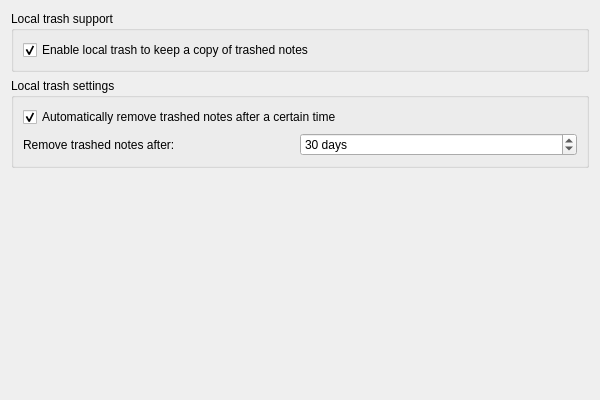
First picture: the form in src/widgets/settings/localtrashsettingswidget.ui, repository dwongdev/QOwnNotes, before the edit.
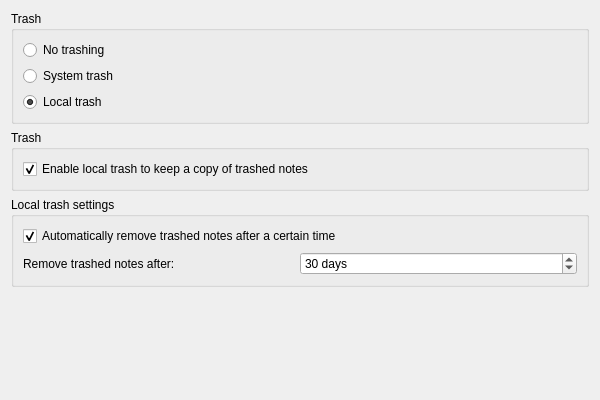
Second picture: the form after the edit.

Commit message: #3573 trash: add selectable trash modes on Qt 5.15+

What changed in the file:
```diff
--- a/src/widgets/settings/localtrashsettingswidget.ui
+++ b/src/widgets/settings/localtrashsettingswidget.ui
@@ -12,6 +12,25 @@
   </property>
   <layout class="QGridLayout" name="gridLayout_64">
    <item row="1" column="0">
+     <widget class="QGroupBox" name="legacyTrashSupportGroupBox">
+      <property name="title">
+       <string>Trash</string>
+      </property>
+      <layout class="QGridLayout" name="gridLayout_65">
+       <item row="0" column="0">
+        <widget class="QCheckBox" name="localTrashEnabledCheckBox">
+         <property name="text">
+          <string>Enable local trash to keep a copy of trashed notes</string>
+         </property>
+         <property name="checked">
+          <bool>true</bool>
+         </property>
+        </widget>
+       </item>
+      </layout>
+     </widget>
+    </item>
+    <item row="2" column="0">
     <widget class="QGroupBox" name="localTrashGroupBox">
      <property name="title">
       <string>Local trash settings</string>
@@ -84,7 +103,7 @@
      </layout>
     </widget>
    </item>
-   <item row="2" column="0">
+    <item row="3" column="0">
     <spacer name="verticalSpacer_15">
      <property name="orientation">
       <enum>Qt::Vertical</enum>
@@ -100,13 +119,27 @@
    <item row="0" column="0">
     <widget class="QGroupBox" name="groupBox_29">
      <property name="title">
-      <string>Local trash support</string>
-     </property>
-     <layout class="QGridLayout" name="gridLayout_65">
+       <string>Trash</string>
+      </property>
+      <layout class="QGridLayout" name="gridLayout_67">
       <item row="0" column="0">
-       <widget class="QCheckBox" name="localTrashEnabledCheckBox">
+        <widget class="QRadioButton" name="noTrashRadioButton">
         <property name="text">
-         <string>Enable local trash to keep a copy of trashed notes</string>
+          <string>No trashing</string>
+         </property>
+        </widget>
+       </item>
+       <item row="1" column="0">
+        <widget class="QRadioButton" name="systemTrashRadioButton">
+         <property name="text">
+          <string>System trash</string>
+         </property>
+        </widget>
+       </item>
+       <item row="2" column="0">
+        <widget class="QRadioButton" name="localTrashRadioButton">
+         <property name="text">
+          <string>Local trash</string>
         </property>
         <property name="checked">
          <bool>true</bool>
```
Left out of the diff: 2 changed lines with no effect on the pictures. Lines whose indentation alone changed are shown as unchanged. The commit also changes 9 other files.
